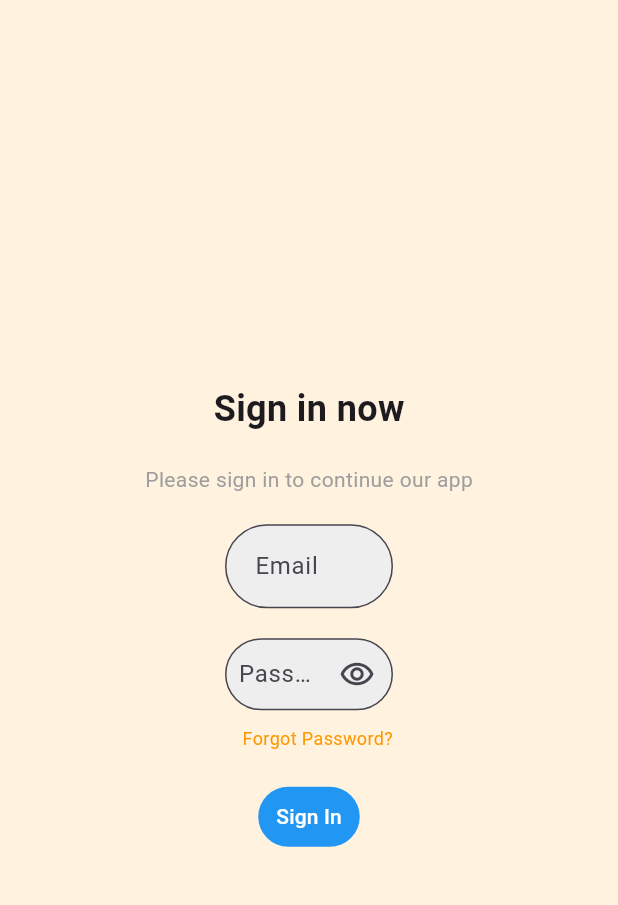
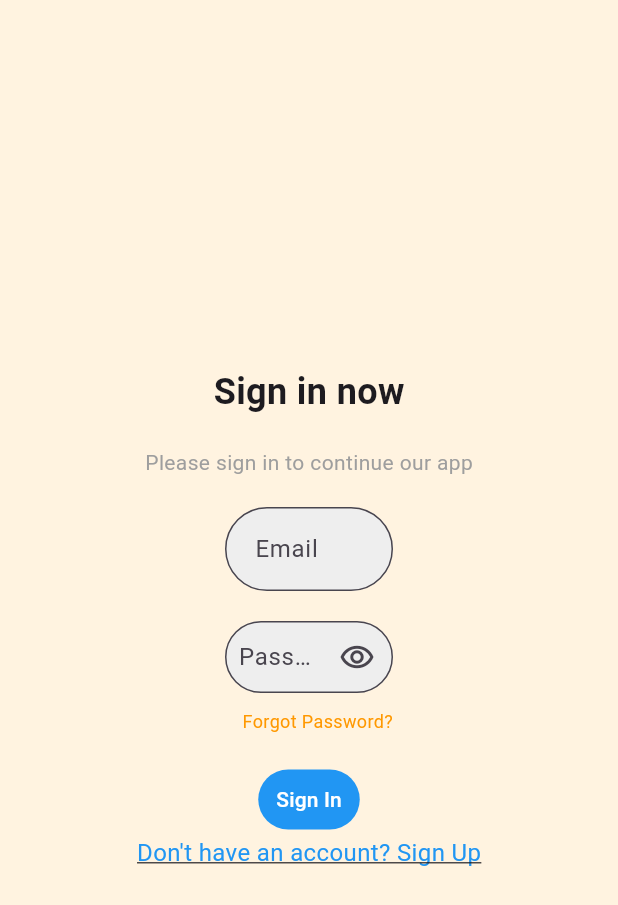
Before and after one commit to owenstuckman/RoomReady, a Flutter app: the Signin screen opened directly, after a tap on "Sign In", on a phone screen of 412 x 824 dp. Shown: the top 905 px of the screen. Run offline on Flutter 3.47's test engine with Material 3 defaults, Android fonts, the phone set to English and light mode, and no system bars; our stand-ins replace shared_preferences; accounts and stored records are empty.

Commit message:
Made the startup sequence work

```diff
--- a/room_ready/lib/Startup/Sign_in.dart
+++ b/room_ready/lib/Startup/Sign_in.dart
@@ -1,5 +1,7 @@
 import 'package:flutter/material.dart';
 import 'package:room_ready/GlobalStuff/local_data.dart';
+import 'package:room_ready/Startup/Sign_up.dart';
+import 'package:room_ready/home_page.dart';
 
 class Signin extends StatefulWidget {
   const Signin({super.key});
@@ -144,7 +146,10 @@ class _SigninState extends State<Signin> {
 
                   if (loginSuccess) {
                     print("Login successful");
-                    // Handle successful login
+                    Navigator.pushReplacement(
+                  context,
+                  MaterialPageRoute(builder: (context) => HomePage()),
+                );
                   } else {
                     print("Login failed. Incorrect email or password.");
                     // Show error message or handle failed login
@@ -163,6 +168,27 @@ class _SigninState extends State<Signin> {
             ),
 
 
+
+            //reformat so only the word sign up is blue
+                GestureDetector(
+              onTap: () {
+                Navigator.pushReplacement(
+                  context,
+                  MaterialPageRoute(builder: (context) => Signup()),
+                );
+              },
+              child: Text(
+                "Don't have an account? Sign Up",
+                style: TextStyle(
+                  color: Colors.blue,
+                  fontSize: 16,
+                  decoration: TextDecoration.underline,
+                ),
+              ),
+            )
+
+
+
           ],
         ),
       ),
--- a/room_ready/lib/main.dart
+++ b/room_ready/lib/main.dart
@@ -48,7 +48,7 @@ class _MyHomePageState extends State<MyHomePage> {
         title: 'Bonvoyage',
         theme: Themes.themeData['Red'],
         builder: (context, snapshot) {
-          return Signup();
+          return Loading();
 
     }
     );
```
Also changed, not shown: room_ready/lib/Startup/Sign_up.dart (+27 -0 lines), room_ready/lib/Startup/loading_page.dart (+11 -15 lines).
